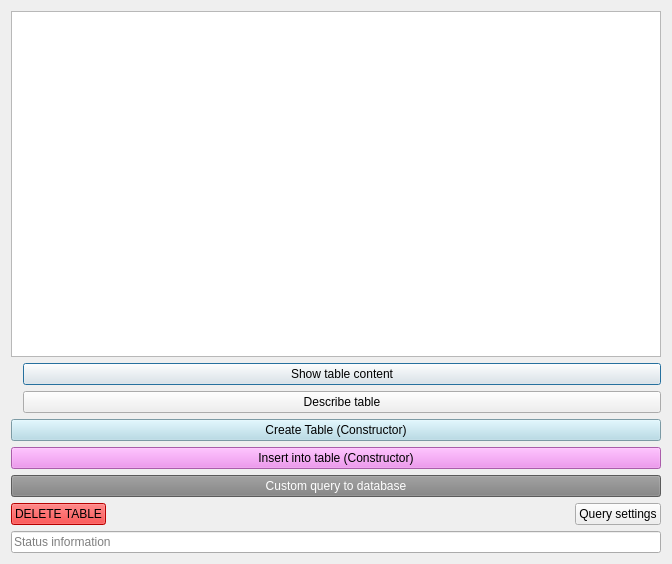
The window that tables.ui (TiReks33/adb-explorer) describes before a commit, drawn with Qt 5.
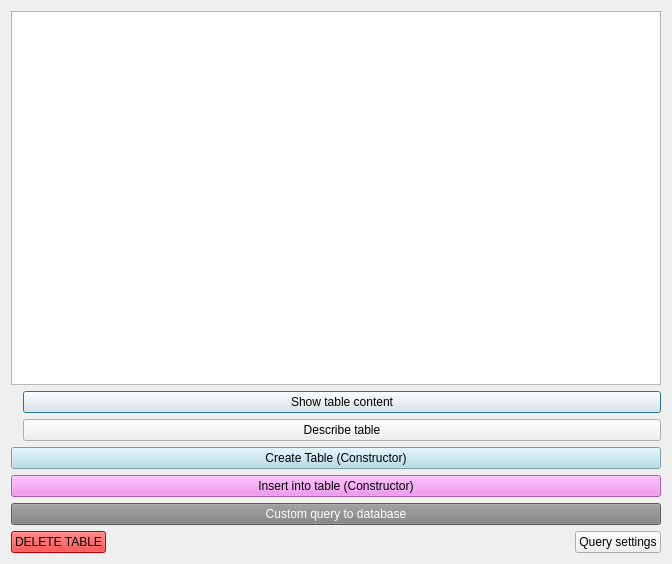
The same window after the commit.

What changed in the file:
```diff
--- a/tables.ui
+++ b/tables.ui
@@ -142,16 +142,6 @@
      </item>
     </layout>
    </item>
-   <item>
-    <widget class="QLineEdit" name="statusLine">
-     <property name="text">
-      <string/>
-     </property>
-     <property name="placeholderText">
-      <string>Status information</string>
-     </property>
-    </widget>
-   </item>
   </layout>
  </widget>
  <resources/>
```
Left out of the diff: 2 changed lines with no effect on the pictures.
